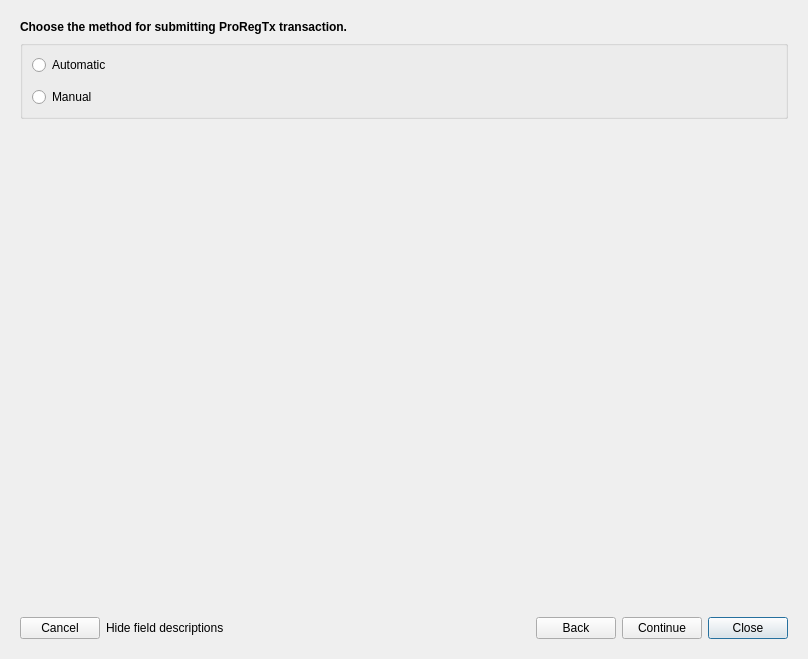
This is src/ui/ui_reg_masternode_dlg.ui in Bertrand256/dash-masternode-tool as Qt 5 draws it before an edit. The edited form follows.
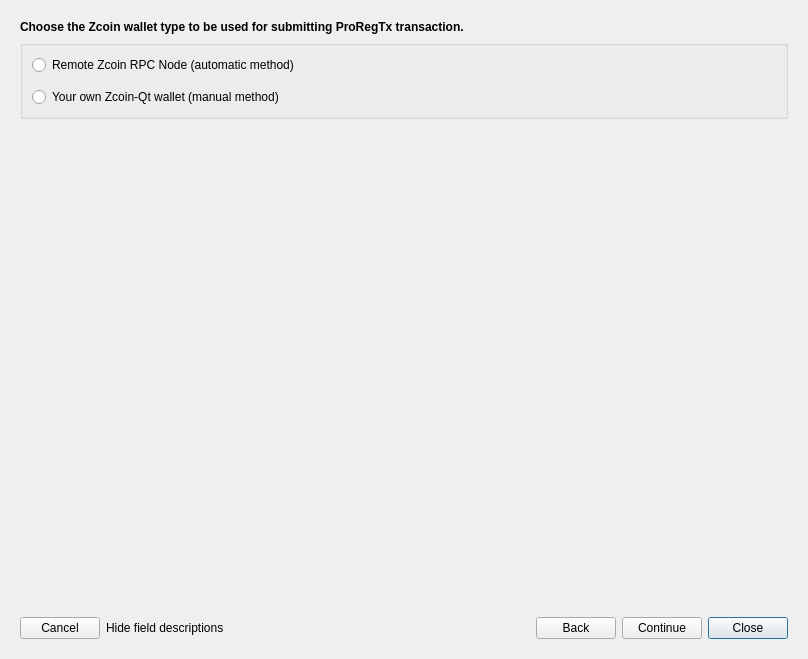
This is the edited form. The open tabs and pages were chosen to show the change.

```diff
--- a/src/ui/ui_reg_masternode_dlg.ui
+++ b/src/ui/ui_reg_masternode_dlg.ui
@@ -619,7 +619,7 @@
        <item>
         <widget class="QLabel" name="label_4">
          <property name="text">
-          <string>&lt;b&gt;Choose the method for submitting ProRegTx transaction.&lt;/b&gt;</string>
+          <string>&lt;b&gt;Choose the Zcoin wallet type to be used for submitting ProRegTx transaction.&lt;/b&gt;</string>
          </property>
          <property name="wordWrap">
           <bool>true</bool>
@@ -641,14 +641,14 @@
           <item>
            <widget class="QRadioButton" name="rbDMTDashNodeType">
             <property name="text">
-             <string>Automatic</string>
+             <string>Remote Zcoin RPC Node (automatic method)</string>
             </property>
            </widget>
           </item>
           <item>
            <widget class="QRadioButton" name="rbOwnDashNodeType">
             <property name="text">
-             <string>Manual</string>
+             <string>Your own Zcoin-Qt wallet (manual method)</string>
             </property>
            </widget>
           </item>
```
